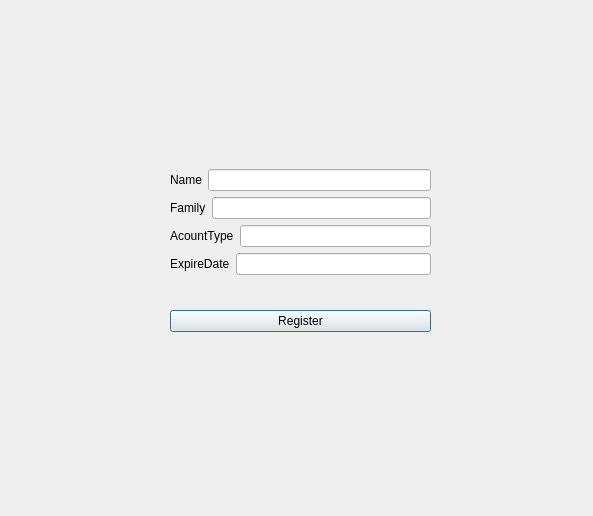
Before: the Qt Designer form V1.1/Login/window_registernewaccount.ui in mahsaamini2222/LibraryManagementSystem, drawn with Qt 5.
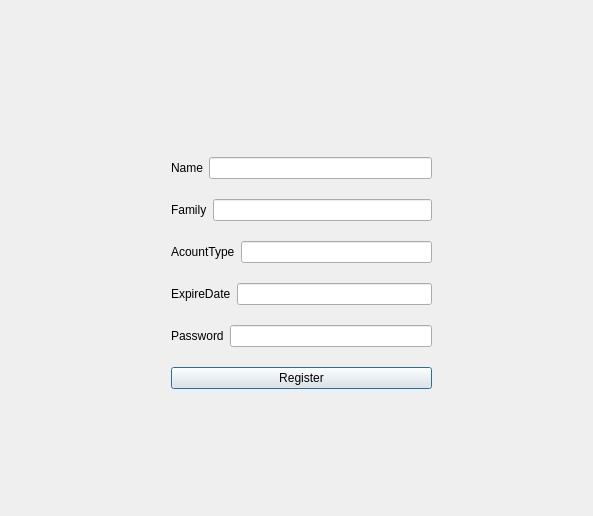
After: the same form once the commit is applied.

What changed in the file:
```diff
--- a/V1.1/Login/window_registernewaccount.ui
+++ b/V1.1/Login/window_registernewaccount.ui
@@ -16,14 +16,12 @@
   <widget class="QWidget" name="">
    <property name="geometry">
     <rect>
-     <x>170</x>
-     <y>140</y>
+     <x>171</x>
+     <y>143</y>
      <width>261</width>
-     <height>221</height>
+     <height>261</height>
     </rect>
    </property>
-   <layout class="QVBoxLayout" name="verticalLayout_2">
-    <item>
      <layout class="QVBoxLayout" name="verticalLayout">
       <item>
        <layout class="QHBoxLayout" name="horizontalLayout">
@@ -84,6 +82,18 @@
          <widget class="QLineEdit" name="lineEdit_ExpireDate"/>
         </item>
        </layout>
+    </item>
+    <item>
+     <layout class="QHBoxLayout" name="horizontalLayout_5">
+      <item>
+       <widget class="QLabel" name="label_Password">
+        <property name="text">
+         <string>Password</string>
+        </property>
+       </widget>
+      </item>
+      <item>
+       <widget class="QLineEdit" name="lineEdit_Password"/>
       </item>
      </layout>
     </item>
```
Lines whose indentation alone changed are shown as unchanged.
